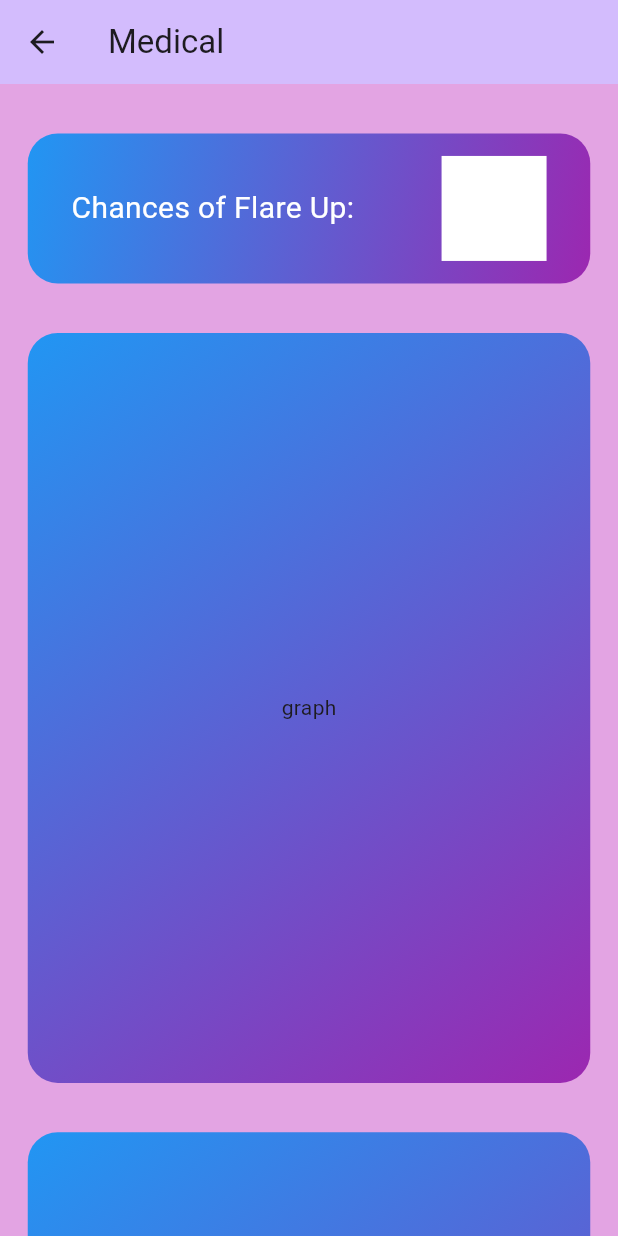
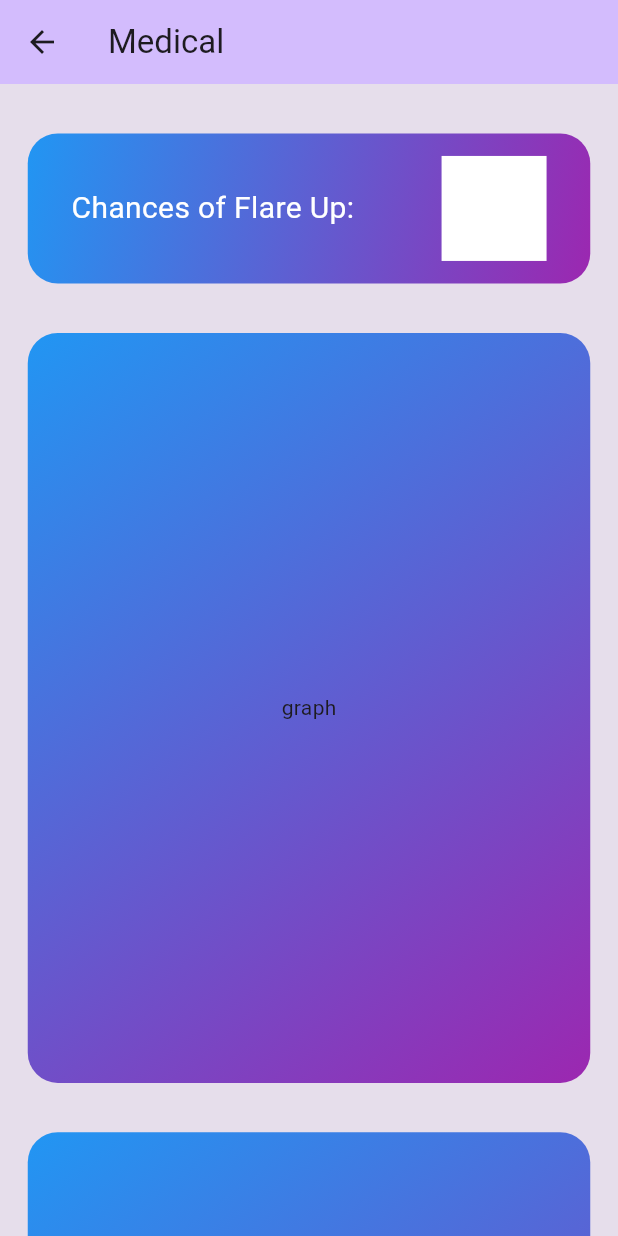
Before and after one commit to Skylar1245/Hack-Ohio-12, a Flutter app: the screen it shows after launch, after a tap on "Migraines", on a phone screen of 412 x 824 dp. Run offline on Flutter 3.47's test engine with Material 3 defaults, Android fonts, the phone set to English and light mode, and no system bars; our stand-ins replace geolocator, weather.

Commit message:
global colors set

```diff
--- a/lib/UI Files/homescreen.dart
+++ b/lib/UI Files/homescreen.dart
@@ -1,5 +1,6 @@
 import 'package:flutter/material.dart';
 import 'package:hackohio12/UI%20Files/medicalbaseClass.dart';
+import 'package:hackohio12/global_methods.dart';
 
 class HomeScreen extends StatefulWidget {
   const HomeScreen({super.key, required this.title});
@@ -17,7 +18,7 @@ class _HomeScreenState extends State<HomeScreen> {
     Divider buttonDivider = Divider(height: 20, color: Colors.transparent);
     return Scaffold(
         appBar: AppBar(
-          backgroundColor: Theme.of(context).colorScheme.inversePrimary,
+          backgroundColor: Global.appBar(),
           title: Text(widget.title),
         ),
         body: Column(
--- a/lib/global_methods.dart
+++ b/lib/global_methods.dart
@@ -21,15 +21,15 @@ class Global {
         );
   }
   static Color background() {
-    return Color.fromARGB(255, 227, 164, 227);
+    return Color.fromARGB(255, 230, 222, 235);
   }
 
-  static Color buttons() {
-    return Color.fromARGB(255, 0, 0, 0);
+  static Color appBar() {
+    return Color.fromARGB(255, 255, 255, 255);
   }
 
   static Color foreground() {
-    return Color.fromARGB(255, 0, 0, 0);
+    return Color.fromARGB(255, 255, 255, 255);
   }
 
   static Color textColor() {
```
Also changed, not shown: lib/UI Files/medicalbaseClass.dart (+13 -7 lines).
